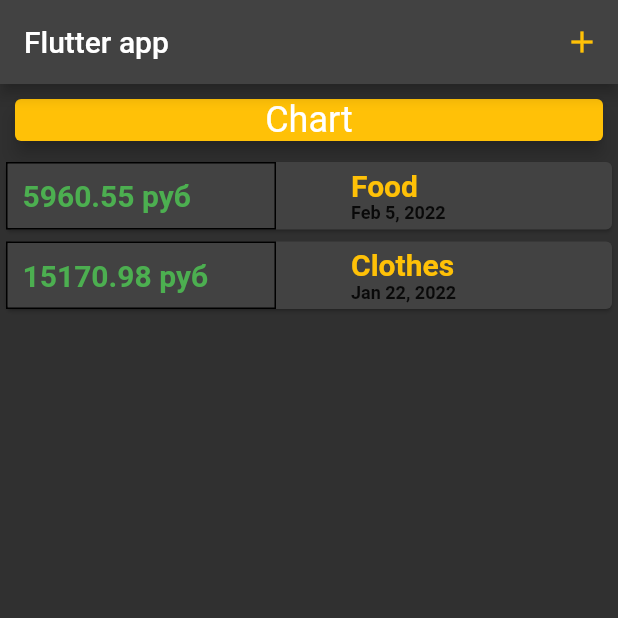
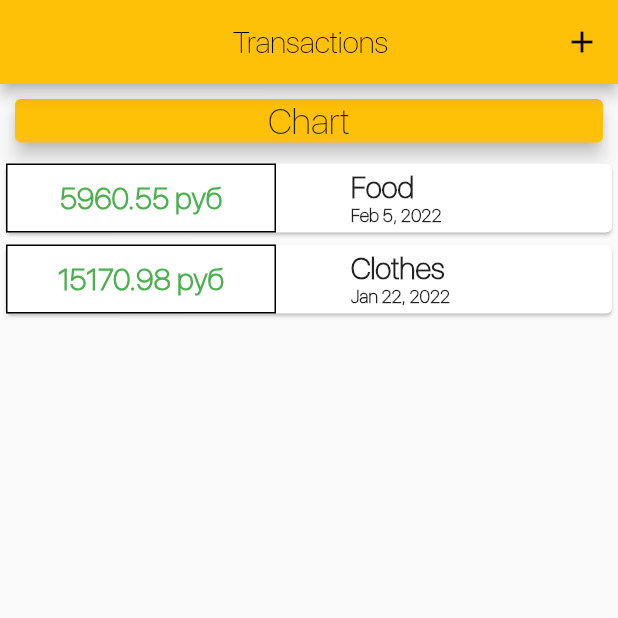
Before and after one commit to Yiukihiro/AniSearcher, a Flutter app: the screen it shows after launch, on a phone screen of 412 x 824 dp, the top half of it. Run offline on Flutter 3.47's test engine with Material 2 defaults, Android fonts, the phone set to English and light mode, and no system bars.

Commit message:
add fonts + new theme + del DarkTheme

```diff
--- a/main app/second_proje/lib/main.dart
+++ b/main app/second_proje/lib/main.dart
@@ -15,12 +15,13 @@ class _Second extends StatelessWidget {
     return MaterialApp(
       title: 'Get New App',
       theme: ThemeData(
+        primarySwatch: Colors.amber,
+        fontFamily: 'Apple',
+        // textTheme: ThemeData.light().textTheme.copyWith(
+        //       headline5: const TextStyle(fontFamily: 'Apple', fontSize: 20),
+        //     ),
         brightness: Brightness.light,
       ),
-      darkTheme: ThemeData(
-        brightness: Brightness.dark,
-      ),
-      themeMode: ThemeMode.dark,
       home: _NewPage(),
     );
   }
@@ -75,10 +76,14 @@ class _NewPageState extends State<_NewPage> {
   Widget build(BuildContext context) {
     return Scaffold(
       appBar: AppBar(
-        title: const Text('Flutter app'),
+        title: Container(
+          margin: const EdgeInsets.only(left: 50),
+          child: const Center(
+            child: Text('Transactions'),
+          ),
+        ),
         actions: [
           IconButton(
-            color: Colors.amber,
             onPressed: () => _startNewTransaction(context),
             icon: const Icon(Icons.add),
           ),
--- a/main app/second_proje/lib/widgets/transactions_list.dart
+++ b/main app/second_proje/lib/widgets/transactions_list.dart
@@ -23,6 +23,7 @@ class TransactionsList extends StatelessWidget {
                 Container(
                   width: 180,
                   margin: const EdgeInsets.only(right: 50),
+                  child: Center(
                     child: Text(
                       // Цена
                       '${usertransaction[index].amount.toStringAsFixed(2)} руб',
@@ -30,6 +31,7 @@ class TransactionsList extends StatelessWidget {
                         fontWeight: FontWeight.bold,
                         fontSize: 20,
                         color: Colors.green,
+                      ),
                     ),
                   ),
                   decoration: BoxDecoration(
@@ -45,7 +47,6 @@ class TransactionsList extends StatelessWidget {
                       usertransaction[index].name,
                       style: const TextStyle(
                         fontWeight: FontWeight.bold,
-                        color: Colors.amber,
                         fontSize: 20,
                       ),
                     ),
```
Also changed, not shown: main app/second_proje/pubspec.yaml (+5 -6 lines), main app/second_proje/assets/fonts/SFUIDisplay-Thin.ttf (added). Lines whose indentation alone changed are shown as unchanged.
